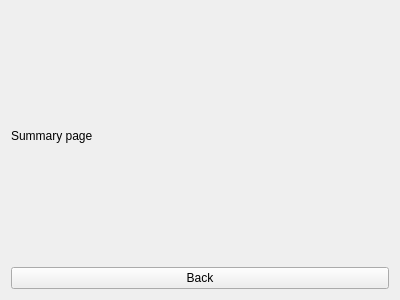
First picture: the form in summarypage.ui, repository njraf/pokemon_MVVM, before the edit.
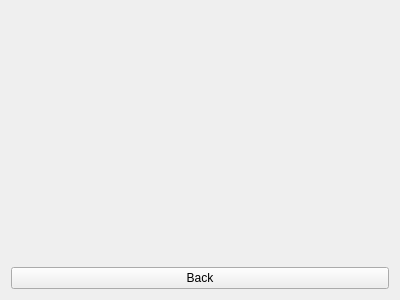
Second picture: the form after the edit.

Commit message:
Add swords dance attack effect. Select an attack effect at the same time an attack is pulled from the database. Fix bugs.
Switching to a new pokemon in battle now shows the correct moves. Bypass accuracy check if the move has zero accuracy so the move's effect can activate.

```diff
--- a/summarypage.ui
+++ b/summarypage.ui
@@ -15,11 +15,36 @@
   </property>
   <layout class="QVBoxLayout" name="verticalLayout">
    <item>
-    <widget class="QLabel" name="label">
-     <property name="text">
-      <string>Summary page</string>
-     </property>
-    </widget>
+    <layout class="QGridLayout" name="gridLayout">
+     <item row="0" column="0">
+      <widget class="QLabel" name="attack1">
+       <property name="text">
+        <string/>
+       </property>
+      </widget>
+     </item>
+     <item row="1" column="0">
+      <widget class="QLabel" name="attack3">
+       <property name="text">
+        <string/>
+       </property>
+      </widget>
+     </item>
+     <item row="1" column="1">
+      <widget class="QLabel" name="attack4">
+       <property name="text">
+        <string/>
+       </property>
+      </widget>
+     </item>
+     <item row="0" column="1">
+      <widget class="QLabel" name="attack2">
+       <property name="text">
+        <string/>
+       </property>
+      </widget>
+     </item>
+    </layout>
    </item>
    <item>
     <widget class="QPushButton" name="backButton">
```
The commit also changes 14 other files.
